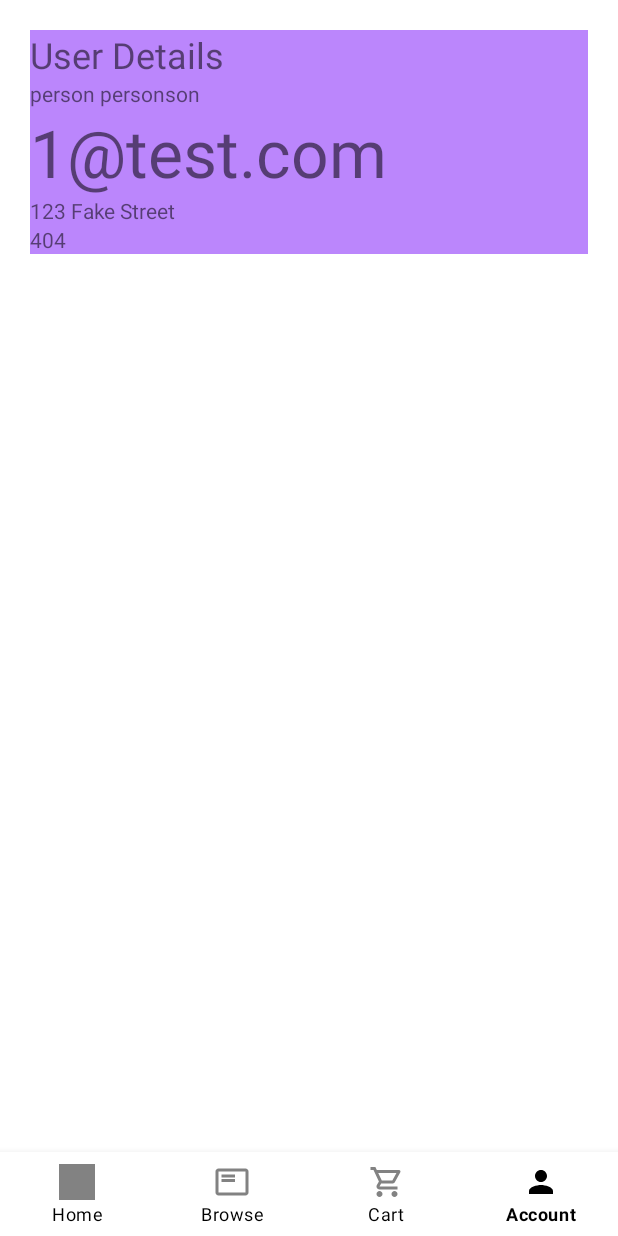
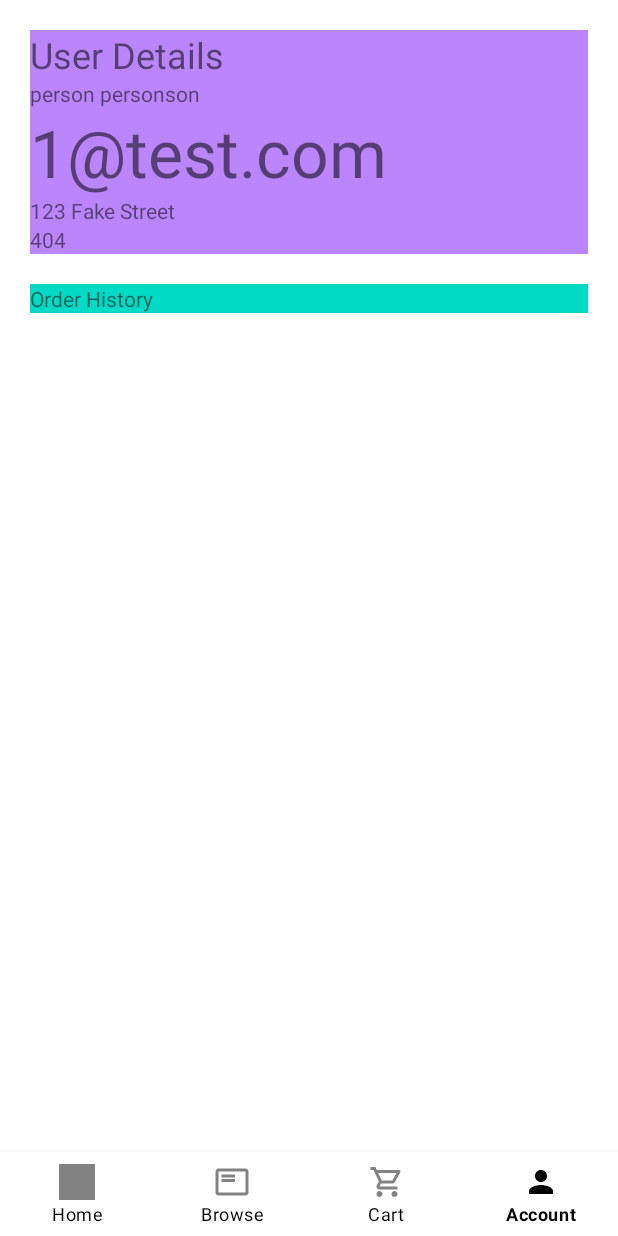
Before and after one commit to cyra/FoodOrderingApp, an Android app: the AccountFragment screen opened through its navigation route, on a phone screen of 412 x 824 dp. Run offline under Robolectric (Android 15) with nearby library versions, the phone set to English and light mode, and no system bars; our stand-ins replace navigation-ui.

Commit message:
Add blank OrderHistoryFragment to AccountFragment

```diff
--- a/app/src/main/AndroidManifest.xml
+++ b/app/src/main/AndroidManifest.xml
@@ -14,6 +14,9 @@
         android:theme="@style/Theme.FoodApp"
         tools:targetApi="31">
         <activity
+            android:name=".LoginActivity"
+            android:exported="false" />
+        <activity
             android:name=".MainActivity"
             android:exported="true">
             <intent-filter>
--- a/app/src/main/java/edu/curtin/foodapp/ui/account/AccountFragment.java
+++ b/app/src/main/java/edu/curtin/foodapp/ui/account/AccountFragment.java
@@ -32,6 +32,12 @@ public class AccountFragment extends Fragment {
         users.load(getActivity());
 
         users.addUser(new User(users.getSize(), String.valueOf(users.getSize()) + "@test.com", "person personson", "123 Fake Street", "404"));
+
+        if (currentUser == null) {
+            // Open LoginActivity
+
+        }
+
         currentUser = users.getUser(users.getSize() - 1);
     }
 
@@ -61,14 +67,20 @@ public class AccountFragment extends Fragment {
     // Used for nesting child fragments
     @Override
     public void onViewCreated(View view, Bundle savedInstanceState) {
-        insertNestedFragment();
+        insertUserDetailsFragment();
+        insertOrderHistoryFragment();
     }
 
-    // Embeds the child fragment dynamically
-    private void insertNestedFragment() {
+    private void insertUserDetailsFragment() {
         Fragment userDetailsFragment = new UserDetailsFragment();
         FragmentTransaction transaction = getChildFragmentManager().beginTransaction();
         transaction.replace(R.id.userDetailsFragment, userDetailsFragment).commit();
+    }
+
+    private void insertOrderHistoryFragment() {
+        Fragment orderHistoryFragment = new OrderHistoryFragment();
+        FragmentTransaction transaction = getChildFragmentManager().beginTransaction();
+        transaction.replace(R.id.orderHistoryFragment, orderHistoryFragment).commit();
     }
 
     @Override
--- a/app/src/main/java/edu/curtin/foodapp/ui/account/AccountViewModel.java
+++ b/app/src/main/java/edu/curtin/foodapp/ui/account/AccountViewModel.java
@@ -19,5 +19,12 @@ public class AccountViewModel extends ViewModel {
     public String getAddress() { return user.getValue().getAddress(); }
     public String getPhone() { return user.getValue().getPhone(); }
 
+    public Boolean getLoggedIn() {
+        if (user != null) {
+            return true;
+        }
+        return false;
+    }
+
     public void setUser(User user) { this.user.setValue(user); }
 }
--- /dev/null
+++ b/app/src/main/java/edu/curtin/foodapp/ui/account/OrderHistoryFragment.java
@@ -0,0 +1,43 @@
+package edu.curtin.foodapp.ui.account;
+
+import android.os.Bundle;
+
+import androidx.annotation.NonNull;
+import androidx.fragment.app.Fragment;
+import androidx.lifecycle.ViewModelProvider;
+
+import android.view.LayoutInflater;
+import android.view.View;
+import android.view.ViewGroup;
+import android.widget.TextView;
+
+import edu.curtin.foodapp.R;
+import edu.curtin.foodapp.databinding.FragmentOrderHistoryBinding;
+import edu.curtin.foodapp.databinding.FragmentUserDetailsBinding;
+
+public class OrderHistoryFragment extends Fragment {
+
+    private FragmentOrderHistoryBinding binding;
+
+    @Override
+    public View onCreateView(@NonNull LayoutInflater inflater, ViewGroup container,
+                             Bundle savedInstanceState) {
+        AccountViewModel accountViewModel =
+                new ViewModelProvider(getParentFragment()).get(AccountViewModel.class);
+
+        binding = FragmentOrderHistoryBinding.inflate(inflater, container, false);
+        View root = binding.getRoot();
+
+        // Use the AccountViewModel
+        // If user has order history display recyclerview of orders
+        // Else display text
+
+        return root;
+    }
+
+    @Override
+    public void onDestroyView() {
+        super.onDestroyView();
+        binding = null;
+    }
+}
--- a/app/src/main/java/edu/curtin/foodapp/ui/account/UserDetailsFragment.java
+++ b/app/src/main/java/edu/curtin/foodapp/ui/account/UserDetailsFragment.java
@@ -38,10 +38,12 @@ public class UserDetailsFragment extends Fragment {
         final TextView addressTextView = binding.addressTextView;
         final TextView phoneTextView = binding.phoneTextView;
 
-        nameTextView.setText(accountViewModel.getName());
-        emailTextView.setText(accountViewModel.getEmail());
-        addressTextView.setText(accountViewModel.getAddress());
-        phoneTextView.setText(accountViewModel.getPhone());
+        if (accountViewModel.getLoggedIn()) {
+            nameTextView.setText(accountViewModel.getName());
+            emailTextView.setText(accountViewModel.getEmail());
+            addressTextView.setText(accountViewModel.getAddress());
+            phoneTextView.setText(accountViewModel.getPhone());
+        }
 
         return root;
     }
--- a/app/src/main/res/layout/fragment_account.xml
+++ b/app/src/main/res/layout/fragment_account.xml
@@ -16,4 +16,15 @@
         app:layout_constraintTop_toTopOf="parent"
         app:layout_constraintStart_toStartOf="parent"
         app:layout_constraintRight_toRightOf="parent" />
+
+    <FrameLayout
+        android:id="@+id/orderHistoryFragment"
+        android:layout_width="match_parent"
+        android:layout_height="wrap_content"
+        android:layout_marginVertical="20dp"
+        android:layout_marginHorizontal="20dp"
+        android:background="@color/teal_200"
+        app:layout_constraintTop_toBottomOf="@id/userDetailsFragment"
+        app:layout_constraintStart_toStartOf="parent"
+        app:layout_constraintRight_toRightOf="parent" />
 </androidx.constraintlayout.widget.ConstraintLayout>
--- /dev/null
+++ b/app/src/main/res/layout/fragment_order_history.xml
@@ -0,0 +1,18 @@
+<?xml version="1.0" encoding="utf-8"?>
+<FrameLayout xmlns:android="http://schemas.android.com/apk/res/android"
+    xmlns:tools="http://schemas.android.com/tools"
+    android:layout_width="match_parent"
+    android:layout_height="match_parent"
+    tools:context=".ui.account.OrderHistoryFragment">
+
+    <TextView
+        android:layout_width="match_parent"
+        android:layout_height="match_parent"
+        android:text="Order History" />
+
+    <androidx.recyclerview.widget.RecyclerView
+        android:id="@+id/orderHistoryRecyclerView"
+        android:layout_width="match_parent"
+        android:layout_height="match_parent" />
+
+</FrameLayout>
```
Also changed, not shown: app/src/main/java/edu/curtin/foodapp/LoginActivity.java (added, +14 -0 lines), app/src/main/res/layout/activity_login.xml (added, +17 -0 lines).
